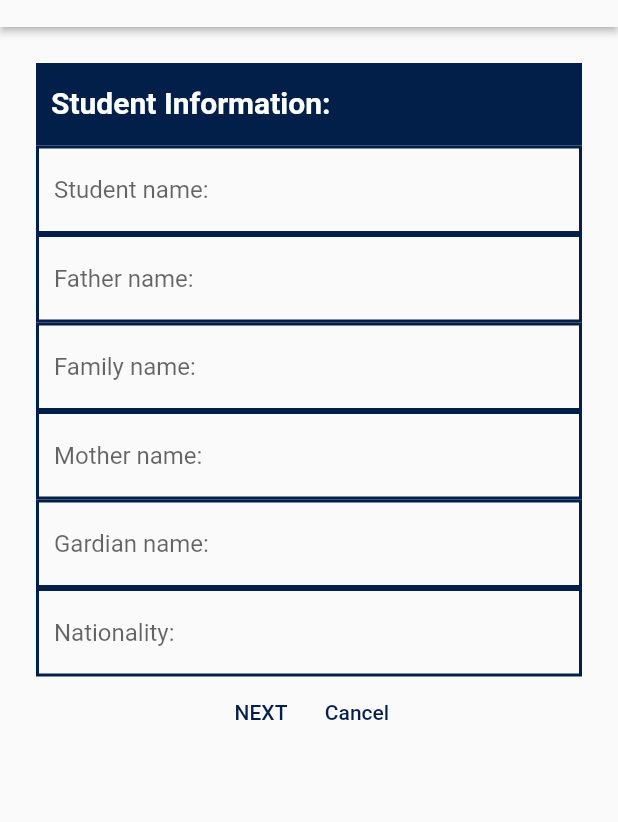
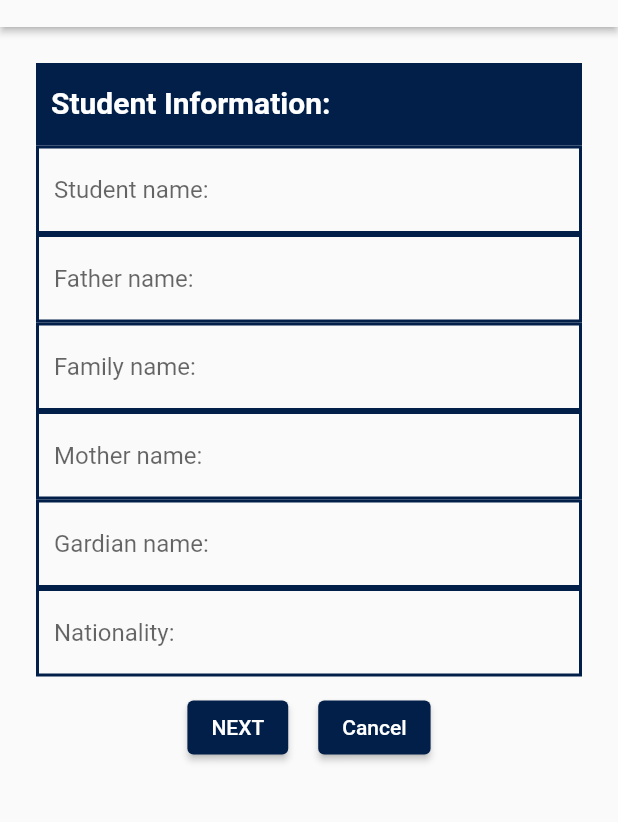
Before and after one commit to AmanyHerez/schooli, a Flutter app: the ParentScreen screen opened directly, on a phone screen of 412 x 824 dp, the part 165-987 px from its top. Run offline on Flutter 3.47's test engine with Material 2 defaults, Android fonts, the phone set to English and light mode, and no system bars; our stand-ins replace easy_localization, font_awesome_flutter, webview_flutter; missing offline and left inert: webview_flutter_wkwebview, wordpress_api.

Commit message:
finsh parent and home

```diff
--- a/assets/translations/ar.json
+++ b/assets/translations/ar.json
@@ -45,6 +45,7 @@
   "Region": "منطقة:",
   "Extra": "اضافي",
   "Schools": "المدرسة",
+  "Submit": "ارسال",
   "Gender": "الجنس",
   "Religion": "الديانة",
   "Parent_cellular1": "الخلية الأصلية 1",
--- a/assets/translations/en.json
+++ b/assets/translations/en.json
@@ -52,6 +52,7 @@
   "Parent_cellular2": "Parent_cellular2",
   "City": "City",
   "Arae": "Arae",
+  "Submit": "Submit",
   "ser1": "Enrolling outstanding Students in schools.",
   "ser2": "Filling School vacancies of different grades.",
   "ser3": "Free Ads on Schooli website& Application.",
--- a/lib/screen/add_school_screen.dart
+++ b/lib/screen/add_school_screen.dart
@@ -34,7 +34,7 @@ class _AddSchoolScreenState extends State<AddSchoolScreen> {
       params = const PlatformWebViewControllerCreationParams();
     }
     final WebViewController controller =
-        WebViewController.fromPlatformCreationParams(params);
+    WebViewController.fromPlatformCreationParams(params);
     // #enddocregion platform_features
 
     controller
--- a/lib/screen/parent_screen.dart
+++ b/lib/screen/parent_screen.dart
@@ -20,6 +20,7 @@ class ParentScreen extends StatefulWidget {
 
 class _ParentScreenState extends State<ParentScreen> {
   int _activeStepIndex = 0;
+  bool isCompleted=false;
   TextEditingController studentNameController = TextEditingController();
   TextEditingController fatherNameController = TextEditingController();
   TextEditingController familyNameController = TextEditingController();
@@ -271,19 +272,23 @@ class _ParentScreenState extends State<ParentScreen> {
         child: Stepper(
 
           controlsBuilder: (BuildContext context, ControlsDetails details) {
-            return Row(
+            return Padding(
+              padding: const EdgeInsets.only(top: 10),
+              child: Row(
                 mainAxisAlignment: MainAxisAlignment.center,
                 children: <Widget>[
-                TextButton(
+                  ElevatedButton(
                     onPressed: details.onStepContinue,
-                  child: const Text('next').tr(),
+                    child:_activeStepIndex==3?Text('Submit').tr() :Text('next').tr(),
                   ),
-                TextButton(
+                  SizedBox(width: 20,),
+                  ElevatedButton(
                     onPressed: details.onStepCancel,
-                  child: const Text('cancel').tr(),
+                    child:  Text('cancel').tr(),
 
                   ),
                 ],
+              ),
             );
           },
 
@@ -292,6 +297,7 @@ class _ParentScreenState extends State<ParentScreen> {
           currentStep: _activeStepIndex,
           steps: stepList(),
           onStepContinue: () {
+         //  final isLastStep = _activeStepIndex == stepList().length ;
             if (_activeStepIndex < (stepList().length - 1)) {
               setState(() {
                 _activeStepIndex += 1;
--- a/lib/screen/widget/our_service_widget.dart
+++ b/lib/screen/widget/our_service_widget.dart
@@ -11,7 +11,9 @@ class OurServiceWidget extends StatelessWidget {
   Widget build(BuildContext context) {
     return Padding(
       padding: const EdgeInsetsDirectional.only(start: 10),
-      child: Row(children: [
+      child: Row(
+        crossAxisAlignment: CrossAxisAlignment.start,
+        children: [
         Icon(Icons.forward,color: mainColor,),
         Expanded(child: Text(title,style: TextStyle(fontSize: 18,), maxLines: 2,))
       ],),
```
Also changed, not shown: lib/screen/home_screen.dart (+5 -5 lines). Lines whose indentation alone changed are shown as unchanged.
